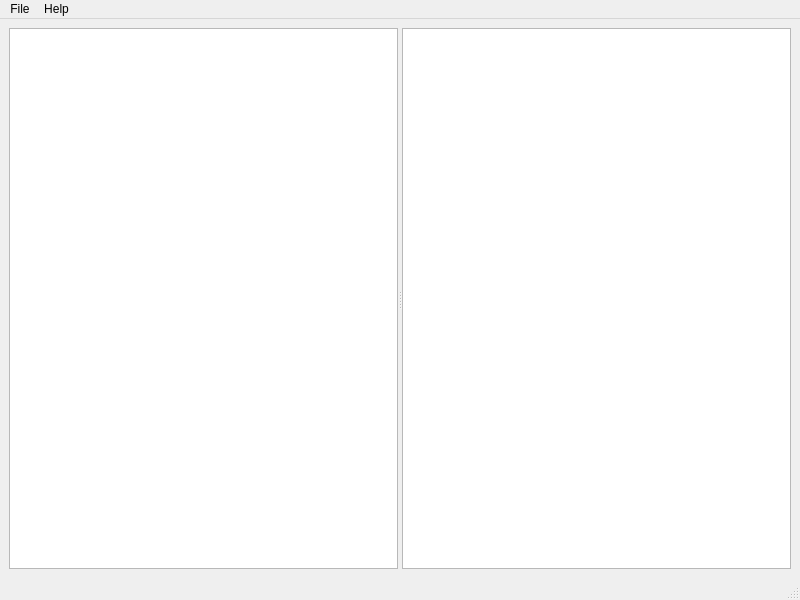
First picture: the form in src/ui/main_window.ui, repository mannyamorim/reef, before the edit.
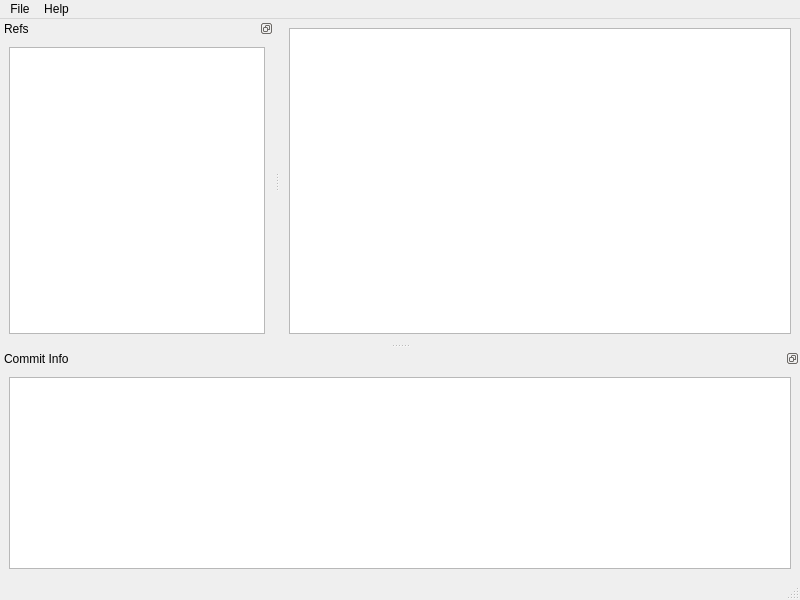
Second picture: the form after the edit.

Commit message:
Switch layout to dockable widgets
Add widget for commit message

```diff
--- a/src/ui/main_window.ui
+++ b/src/ui/main_window.ui
@@ -16,11 +16,6 @@
   <widget class="QWidget" name="centralwidget">
    <layout class="QGridLayout" name="gridLayout">
     <item row="0" column="0">
-     <widget class="QSplitter" name="splitter">
-      <property name="orientation">
-       <enum>Qt::Horizontal</enum>
-      </property>
-      <widget class="QTreeView" name="ref_tree"/>
       <widget class="QTableView" name="commit_table">
        <property name="showGrid">
         <bool>false</bool>
@@ -35,7 +30,6 @@
         <number>20</number>
        </attribute>
       </widget>
-     </widget>
     </item>
    </layout>
   </widget>
@@ -67,6 +61,42 @@
    <addaction name="menu_help"/>
   </widget>
   <widget class="QStatusBar" name="statusbar"/>
+  <widget class="QDockWidget" name="dock_widget_ref_tree">
+   <property name="features">
+    <set>QDockWidget::DockWidgetFloatable|QDockWidget::DockWidgetMovable</set>
+   </property>
+   <property name="windowTitle">
+    <string>Refs</string>
+   </property>
+   <attribute name="dockWidgetArea">
+    <number>1</number>
+   </attribute>
+   <widget class="QWidget" name="dock_widget_ref_tree_contents">
+    <layout class="QGridLayout" name="gridLayout_2">
+     <item row="0" column="0">
+      <widget class="QTreeView" name="ref_tree"/>
+     </item>
+    </layout>
+   </widget>
+  </widget>
+  <widget class="QDockWidget" name="dock_widget_commit_info">
+   <property name="features">
+    <set>QDockWidget::DockWidgetFloatable|QDockWidget::DockWidgetMovable</set>
+   </property>
+   <property name="windowTitle">
+    <string>Commit Info</string>
+   </property>
+   <attribute name="dockWidgetArea">
+    <number>8</number>
+   </attribute>
+   <widget class="QWidget" name="docker_widget_commit_info_contents">
+    <layout class="QGridLayout" name="gridLayout_3">
+     <item row="0" column="0">
+      <widget class="QTextBrowser" name="commit_info"/>
+     </item>
+    </layout>
+   </widget>
+  </widget>
   <action name="action_open_repository">
    <property name="text">
     <string>Open Repository</string>
```
Left out of the diff: 3 changed lines with no effect on the pictures. Lines whose indentation alone changed are shown as unchanged. The commit also changes 7 other files.
